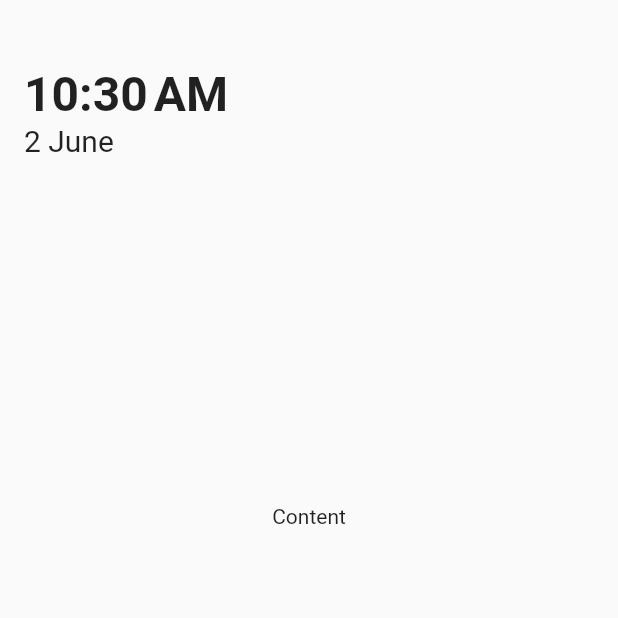
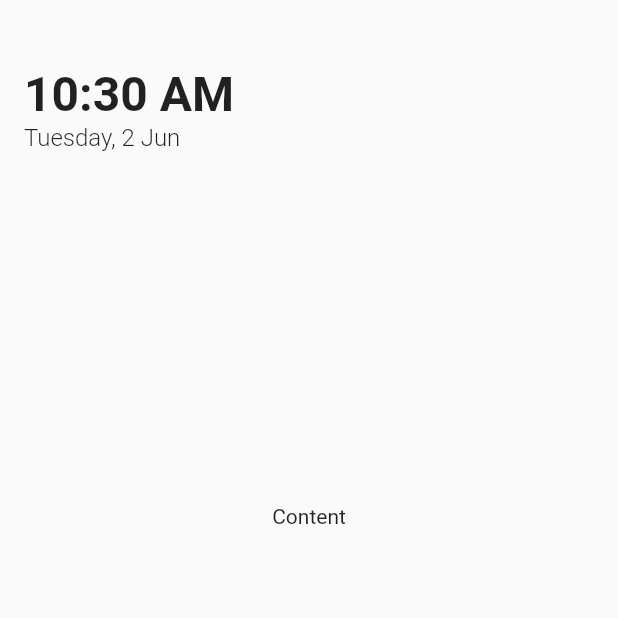
Before and after one commit to phenax/owyn-launcher, a Flutter app: the screen it shows after launch, on a phone screen of 412 x 824 dp, the top half of it. Run offline on Flutter 3.47's test engine with Material 2 defaults, Android fonts, the phone set to English and light mode, and no system bars.

Commit message:
Prettification + formatting

```diff
--- a/lib/pages/Home.dart
+++ b/lib/pages/Home.dart
@@ -8,8 +8,8 @@ class StatusInfoCard extends StatelessWidget {
 
   StatusInfoCard(this.time$, { this.defaultTime }): super();
 
-  final timeFormat = new DateFormat.jm(); // hm fr 24 hrs
-  final dateFormat = DateFormat('d MMMM');
+  final timeFormat = DateFormat('h:m a'); // H fr 24 hrs
+  final dateFormat = DateFormat('EEEE, d MMM');
 
   @override
   Widget build(BuildContext ctx) {
@@ -36,7 +36,8 @@ class StatusInfoCard extends StatelessWidget {
                       key: Key('date'),
                       textAlign: TextAlign.left,
                       style: const TextStyle(
-                          fontSize: 20.0,
+                          fontSize: 16.0,
+                          fontWeight: FontWeight.w300,
                       ),
                   ),
                 ]
```
